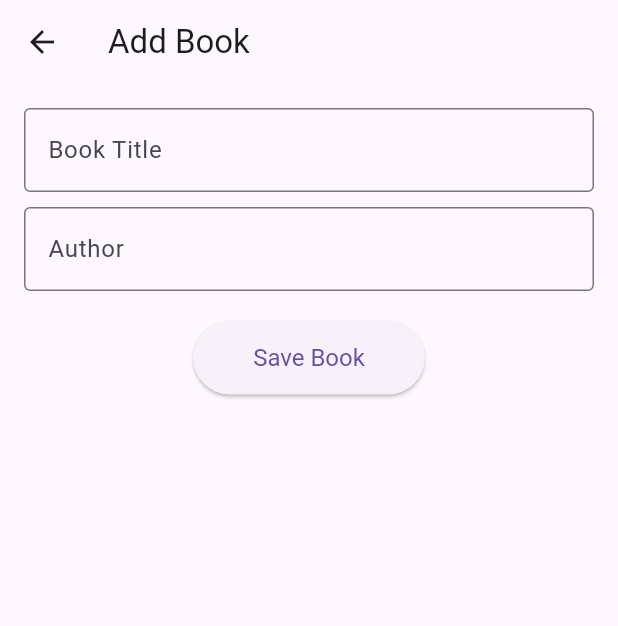
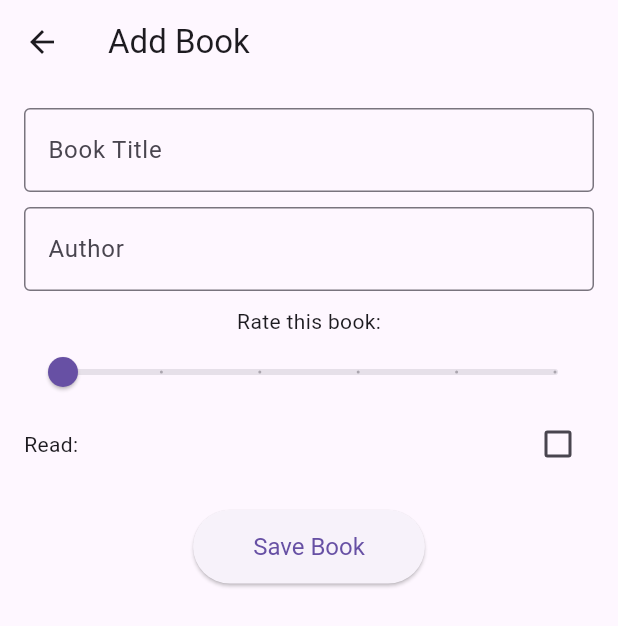
Before and after one commit to mantoinette/personal-book-library-management, a Flutter app: the screen it shows after launch, after a tap on the "add" icon, on a phone screen of 412 x 824 dp. Shown: the top 626 px of the screen. Run offline on Flutter 3.47's test engine with Material 3 defaults, Android fonts, the phone set to English and light mode, and no system bars; our stand-ins replace shared_preferences.

Commit message:
initial commit

```diff
--- a/lib/add_edit_book_screen.dart
+++ b/lib/add_edit_book_screen.dart
@@ -1,12 +1,13 @@
-
 import 'package:flutter/material.dart';
 
 class AddEditBookScreen extends StatefulWidget {
   final String? title;
   final String? author;
-  final Function(String title, String author)? onSave;
+  final double? rating;
+  final bool? isRead;
+  final Function(String title, String author, double rating, bool isRead)? onSave;
 
-  AddEditBookScreen({this.title, this.author, this.onSave});
+  AddEditBookScreen({this.title, this.author, this.rating, this.isRead, this.onSave});
 
   @override
   _AddEditBookScreenState createState() => _AddEditBookScreenState();
@@ -15,6 +16,8 @@ class AddEditBookScreen extends StatefulWidget {
 class _AddEditBookScreenState extends State<AddEditBookScreen> {
   final TextEditingController titleController = TextEditingController();
   final TextEditingController authorController = TextEditingController();
+  double rating = 0.0;
+  bool isRead = false;
 
   @override
   void initState() {
@@ -25,12 +28,18 @@ class _AddEditBookScreenState extends State<AddEditBookScreen> {
     if (widget.author != null) {
       authorController.text = widget.author!;
     }
+    if (widget.rating != null) {
+      rating = widget.rating!;
+    }
+    if (widget.isRead != null) {
+      isRead = widget.isRead!;
+    }
   }
 
   void _saveBook() {
     if (titleController.text.isNotEmpty && authorController.text.isNotEmpty) {
       if (widget.onSave != null) {
-        widget.onSave!(titleController.text, authorController.text);
+        widget.onSave!(titleController.text, authorController.text, rating, isRead);
         Navigator.pop(context); // Go back after saving
       }
     } else {
@@ -63,6 +72,34 @@ class _AddEditBookScreenState extends State<AddEditBookScreen> {
                 border: OutlineInputBorder(),
               ),
             ),
+            SizedBox(height: 10),
+            Text('Rate this book:'),
+            Slider(
+              value: rating,
+              min: 0,
+              max: 5,
+              divisions: 5,
+              label: rating.toString(),
+              onChanged: (double value) {
+                setState(() {
+                  rating = value;
+                });
+              },
+            ),
+            Row(
+              mainAxisAlignment: MainAxisAlignment.spaceBetween,
+              children: [
+                Text('Read:'),
+                Checkbox(
+                  value: isRead,
+                  onChanged: (bool? value) {
+                    setState(() {
+                      isRead = value!;
+                    });
+                  },
+                ),
+              ],
+            ),
             SizedBox(height: 20),
             ElevatedButton(
               onPressed: _saveBook,
--- a/lib/home_screen.dart
+++ b/lib/home_screen.dart
@@ -1,5 +1,6 @@
 import 'package:flutter/material.dart';
 import 'package:provider/provider.dart';
+import 'Sorting_provider.dart';
 import 'add_edit_book_screen.dart';
 import 'models/book.dart';
 import 'Sorting_provider.dart';
@@ -13,10 +14,10 @@ class HomeScreen extends StatefulWidget {
 class _HomeScreenState extends State<HomeScreen> {
   List<Book> books = [];
 
-  void _addBook(String title, String author) {
+  void _addBook(String title, String author, double rating, bool isRead) {
     if (title.isNotEmpty && author.isNotEmpty) {
       setState(() {
-        books.add(Book(title: title, author: author));
+        books.add(Book(title: title, author: author, rating: rating, isRead: isRead));
       });
       ScaffoldMessenger.of(context).showSnackBar(
         SnackBar(content: Text('Book added successfully!')),
@@ -28,10 +29,10 @@ class _HomeScreenState extends State<HomeScreen> {
     }
   }
 
-  void _editBook(int index, String newTitle, String newAuthor) {
+  void _editBook(int index, String newTitle, String newAuthor, double newRating, bool newIsRead) {
     if (newTitle.isNotEmpty && newAuthor.isNotEmpty) {
       setState(() {
-        books[index] = Book(title: newTitle, author: newAuthor);
+        books[index] = Book(title: newTitle, author: newAuthor, rating: newRating, isRead: newIsRead);
       });
       ScaffoldMessenger.of(context).showSnackBar(
         SnackBar(content: Text('Book updated successfully!')),
@@ -62,8 +63,7 @@ class _HomeScreenState extends State<HomeScreen> {
         case 'author':
           return a.author.compareTo(b.author);
         case 'rating':
-        // Implement sorting by rating if you have a rating property
-          return 0; // Placeholder
+          return b.rating.compareTo(a.rating); // Sort by rating
         case 'title':
         default:
           return a.title.compareTo(b.title);
@@ -95,6 +95,8 @@ class _HomeScreenState extends State<HomeScreen> {
             columns: [
               DataColumn(label: Text('Book Title')),
               DataColumn(label: Text('Author')),
+              DataColumn(label: Text('Rating')),
+              DataColumn(label: Text('Read')),
               DataColumn(label: Text('Actions')),
             ],
             rows: sortedBooks.asMap().entries.map((entry) {
@@ -103,6 +105,8 @@ class _HomeScreenState extends State<HomeScreen> {
               return DataRow(cells: [
                 DataCell(Text(book.title)),
                 DataCell(Text(book.author)),
+                DataCell(Text(book.rating.toString())), // Book rating
+                DataCell(Text(book.isRead ? 'Read' : 'Unread')), // Read status
                 DataCell(
                   Row(
                     children: [
@@ -115,8 +119,10 @@ class _HomeScreenState extends State<HomeScreen> {
                               builder: (context) => AddEditBookScreen(
                                 title: book.title,
                                 author: book.author,
-                                onSave: (newTitle, newAuthor) {
-                                  _editBook(index, newTitle, newAuthor);
+                                rating: book.rating,
+                                isRead: book.isRead,
+                                onSave: (newTitle, newAuthor, newRating, newIsRead) {
+                                  _editBook(index, newTitle, newAuthor, newRating, newIsRead);
                                 },
                               ),
                             ),
@@ -143,8 +149,8 @@ class _HomeScreenState extends State<HomeScreen> {
             context,
             MaterialPageRoute(
               builder: (context) => AddEditBookScreen(
-                onSave: (title, author) {
-                  _addBook(title, author);
+                onSave: (title, author, rating, isRead) {
+                  _addBook(title, author, rating, isRead);
                 },
               ),
             ),
--- a/lib/models/book.dart
+++ b/lib/models/book.dart
@@ -1,7 +1,13 @@
-
 class Book {
   final String title;
   final String author;
+  double rating; // New property for rating
+  bool isRead;   // New property for read/unread status
 
-  Book({required this.title, required this.author});
+  Book({
+    required this.title,
+    required this.author,
+    this.rating = 0.0, // Default rating
+    this.isRead = false, // Default status
+  });
 }
```
